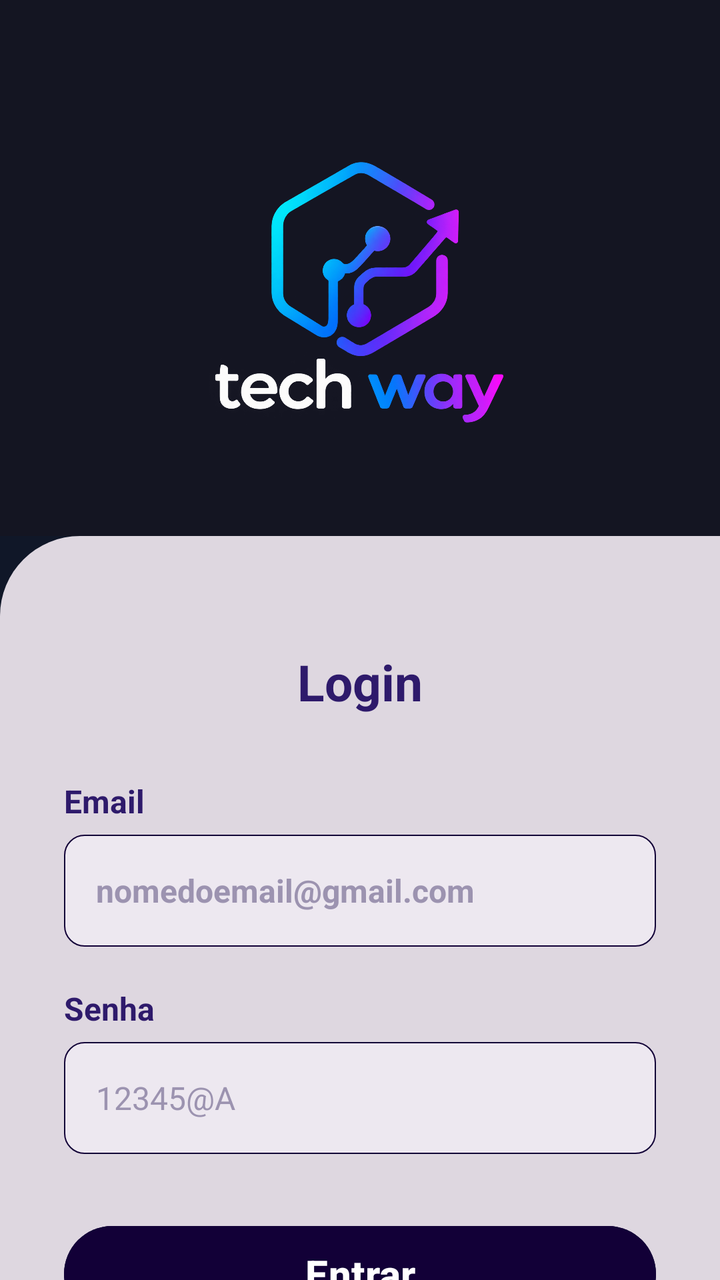
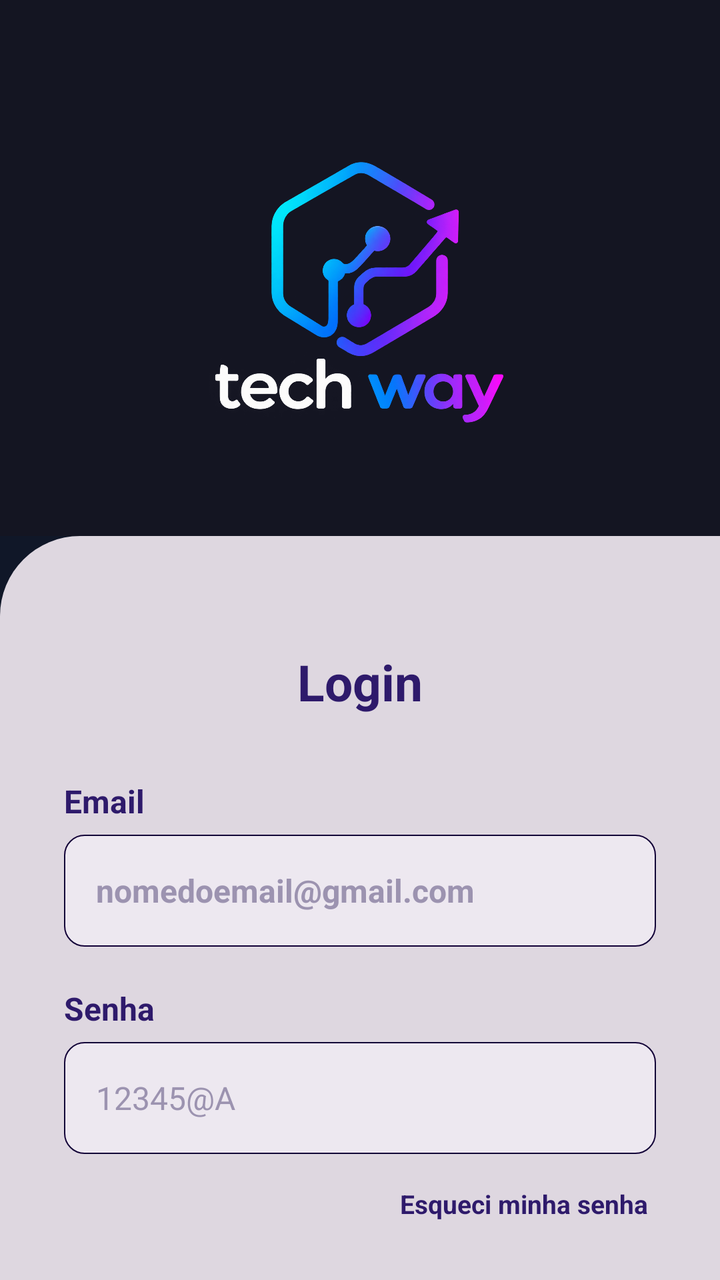

An Android layout rendered at two revisions. The XML below is the earlier revision; the diff shows what the commit changed to produce the second picture.
<!-- AndroidManifest.xml: application theme Theme.TechWayTCC -->
<!-- res/layout/activity_login.xml -->
<?xml version="1.0" encoding="utf-8"?>
<androidx.constraintlayout.widget.ConstraintLayout xmlns:android="http://schemas.android.com/apk/res/android"
    xmlns:app="http://schemas.android.com/apk/res-auto"
    android:layout_width="match_parent"
    android:layout_height="match_parent"
    android:background="#101728">


    <LinearLayout
        android:id="@+id/topBar"
        android:layout_width="0dp"
        android:layout_height="wrap_content"
        android:background="#141522"
        android:gravity="center"
        android:orientation="vertical"
        android:paddingTop="56dp"
        android:paddingBottom="32dp"
        app:layout_constraintEnd_toEndOf="parent"
        app:layout_constraintStart_toStartOf="parent"
        app:layout_constraintTop_toTopOf="parent">

        <ImageView
            android:id="@+id/imgLogo"
            android:layout_width="151dp"
            android:layout_height="150dp"
            android:layout_gravity="center"
            android:layout_margin="15dp"
            android:contentDescription="Logo TechWay"
            android:src="@drawable/logo" />

    </LinearLayout>

    <androidx.core.widget.NestedScrollView
        android:layout_width="0dp"
        android:layout_height="0dp"
        app:layout_constraintBottom_toBottomOf="parent"
        app:layout_constraintEnd_toEndOf="parent"
        app:layout_constraintStart_toStartOf="parent"
        app:layout_constraintTop_toBottomOf="@id/topBar">

        <LinearLayout
            android:layout_width="match_parent"
            android:layout_height="wrap_content"
            android:background="@drawable/bg_card_top_rounded"
            android:orientation="vertical"
            android:paddingStart="32dp"
            android:paddingTop="56dp"
            android:paddingEnd="32dp"
            android:paddingBottom="32dp">

            <TextView
                android:layout_width="match_parent"
                android:layout_height="wrap_content"
                android:gravity="center"
                android:text="Login"
                android:textColor="#2E1A6B"
                android:textSize="25sp"
                android:textStyle="bold"/>

            <TextView
                android:layout_width="51dp"
                android:layout_height="wrap_content"
                android:layout_marginTop="32dp"
                android:text="Email"
                android:textStyle="bold"
                android:textColor="#2E1A6B"
                android:textSize="16sp"/>

            <EditText
                android:id="@+id/edtEmail"
                android:layout_width="match_parent"
                android:layout_height="56dp"
                android:layout_marginTop="6dp"
                android:background="@drawable/bg_input_field"
                android:hint="nomedoemail@gmail.com"
                android:inputType="textEmailAddress"
                android:paddingStart="16dp"
                android:paddingEnd="16dp"
                android:textColor="#2E1A6B"
                android:textStyle="bold"
                android:textColorHint="#9C93B0"
                android:textSize="16sp" />

            <TextView
                android:layout_width="53dp"
                android:layout_height="wrap_content"
                android:layout_marginTop="20dp"
                android:text="Senha"
                android:textColor="#2E1A6B"
                android:textSize="16sp"
                android:textStyle="bold"/>

            <EditText
                android:id="@+id/edtSenha"
                android:layout_width="match_parent"
                android:layout_height="56dp"
                android:layout_marginTop="6dp"
                android:background="@drawable/bg_input_field"
                android:hint="12345@A"
                android:inputType="textPassword"
                android:paddingStart="16dp"
                android:paddingEnd="16dp"
                android:textColor="#2E1A6B"
                android:textColorHint="#9C93B0"
                android:textSize="16sp" />

            <Button
                android:id="@+id/btnEntrar"
                android:layout_width="match_parent"
                android:layout_height="56dp"
                android:layout_marginTop="32dp"
                android:text="Entrar"
                android:backgroundTint="#120037"
                android:textAllCaps="false"
                android:textColor="#FFFFFF"
                android:textStyle="bold"
                android:textSize="20sp"/>

            <ProgressBar
                android:id="@+id/progressBar"
                android:layout_width="wrap_content"
                android:layout_height="wrap_content"
                android:layout_gravity="center"
                android:layout_marginTop="16dp"
                android:visibility="gone" />

            <TextView
                android:id="@+id/txtNaoTemConta"
                android:layout_width="match_parent"
                android:layout_height="wrap_content"
                android:layout_marginTop="15dp"
                android:gravity="center"
                android:text="Não tem conta?"
                android:textColor="#2E1A6B"
                android:textSize="14sp" />
            <TextView
                android:id="@+id/txtCliqueAqui"
                android:layout_width="match_parent"
                android:layout_height="wrap_content"
                android:gravity="center"
                android:paddingTop="2dp"
                android:text="Clique aqui"
                android:textColor="#2E1A6B"
                android:textSize="14sp"
                android:textStyle="bold" />

        </LinearLayout>
    </androidx.core.widget.NestedScrollView>

</androidx.constraintlayout.widget.ConstraintLayout>
<!-- resources referenced by this layout -->
<resources>
  <!-- drawable bg_card_top_rounded (drawable) -->
  <?xml version="1.0" encoding="utf-8"?>
  <shape xmlns:android="http://schemas.android.com/apk/res/android"
      android:shape="rectangle">
      <solid android:color="#DED7E0" />
      <corners
          android:topLeftRadius="40dp" />
  </shape>
  <!-- drawable bg_input_field (drawable) -->
  <?xml version="1.0" encoding="utf-8"?>
  <shape xmlns:android="http://schemas.android.com/apk/res/android"
      android:shape="rectangle">
  
      <solid android:color="#EDE8F0" />
  
      <corners android:radius="10dp" />
  
      <stroke
          android:width="0.7dp"
          android:color="#120037"/>
  
  </shape>
  <!-- drawable logo: png bitmap (drawable, 471142 bytes) -->
  <style name="Theme.TechWayTCC" parent="Base.Theme.TechWayTCC" />
  <style name="Base.Theme.TechWayTCC" parent="Theme.Material3.DayNight.NoActionBar">
          
          
      </style>
</resources>

<!-- the commit's change to res/layout/activity_login.xml (unified diff, before → after) -->
@@ -103,6 +103,17 @@
                 android:textColor="#2E1A6B"
                 android:textColorHint="#9C93B0"
                 android:textSize="16sp" />
+            <TextView
+                android:id="@+id/txtEsqueciSenha"
+                android:layout_width="match_parent"
+                android:layout_height="wrap_content"
+                android:layout_marginTop="12dp"
+                android:gravity="end"
+                android:padding="4dp"
+                android:text="Esqueci minha senha"
+                android:textColor="#2E1A6B"
+                android:textSize="13sp"
+                android:textStyle="bold" />
 
             <Button
                 android:id="@+id/btnEntrar"
